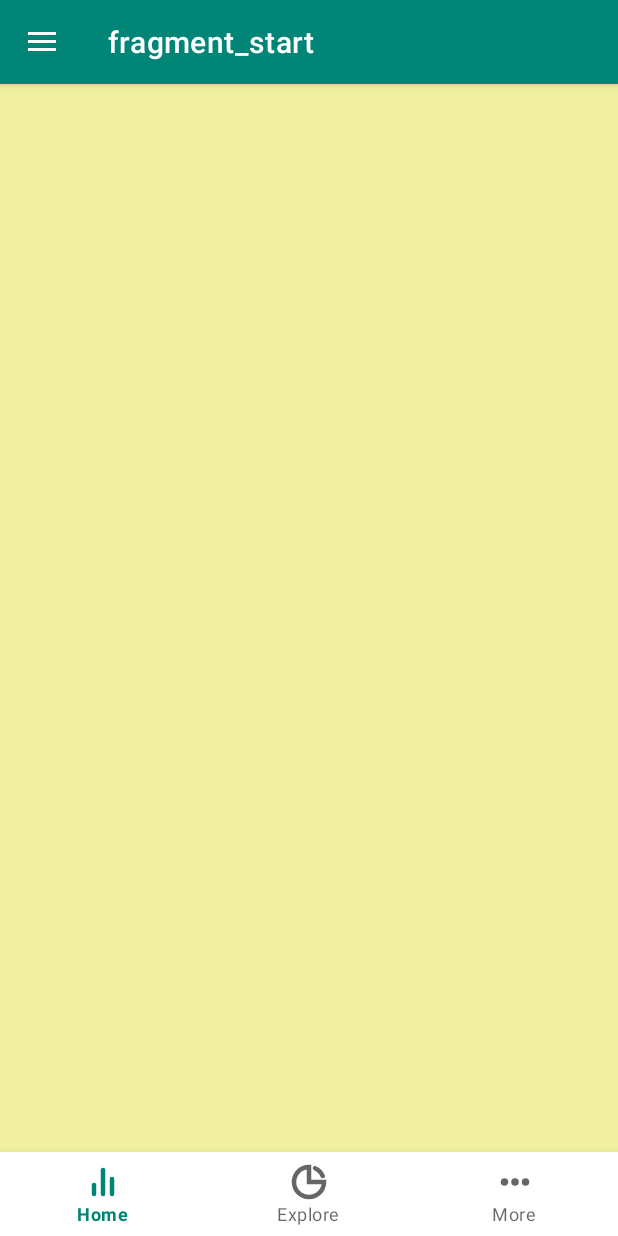
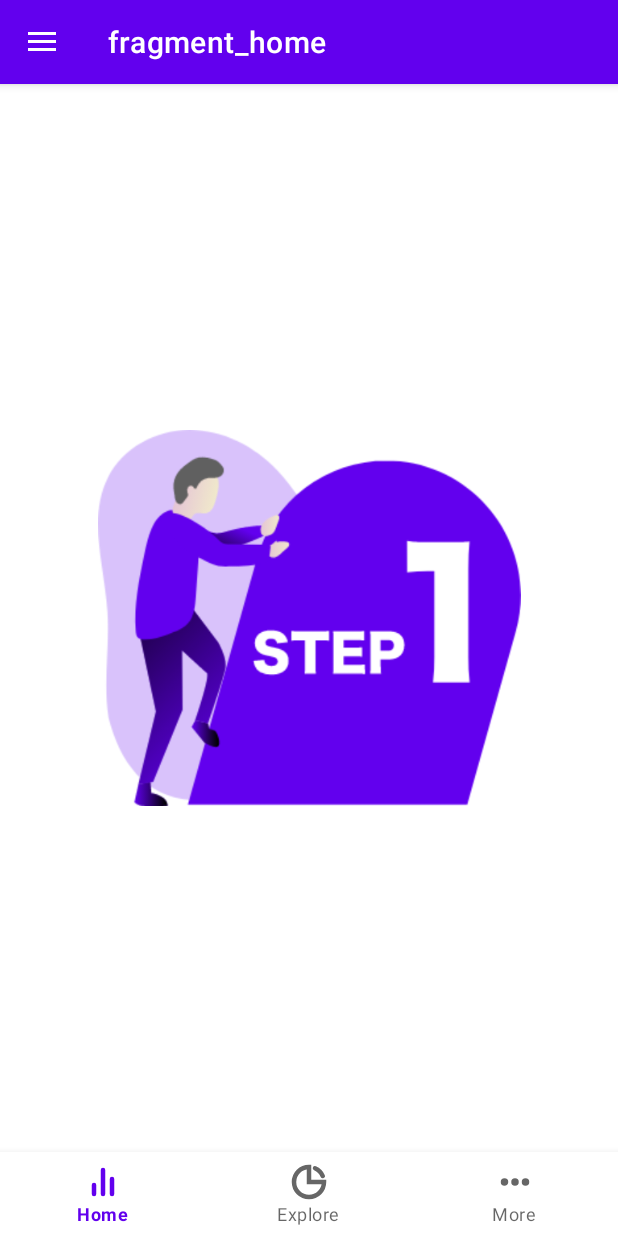
Before and after one commit to salauddin23shumon/NavigationComponentXmpl, an Android app: the screen it shows after launch (MainActivity), on a phone screen of 412 x 824 dp. Run offline under Robolectric (Android 15) with nearby library versions, the phone set to English and light mode, and no system bars; our stand-ins replace data binding, navigation-ui.

Commit message:
bug fixed

```diff
--- a/app/src/main/AndroidManifest.xml
+++ b/app/src/main/AndroidManifest.xml
@@ -1,7 +1,7 @@
 <?xml version="1.0" encoding="utf-8"?>
 <manifest xmlns:android="http://schemas.android.com/apk/res/android"
     xmlns:dist="http://schemas.android.com/apk/distribution"
-    package="com.mationStudios.navigationuisample">
+    package="com.sss.navigationuisample">
 
     <dist:module dist:instant="true" />
 
@@ -12,7 +12,7 @@
         android:roundIcon="@mipmap/ic_launcher_round"
         android:supportsRtl="true"
         android:theme="@style/AppTheme">
-        <activity android:name=".MainActivity">
+        <activity android:name="com.sss.navigationuisample.MainActivity">
             <intent-filter>
                 <action android:name="android.intent.action.MAIN" />
 
--- a/app/src/main/java/com/mationStudios/navigationuisample/MainActivity.java
+++ /dev/null
@@ -1,60 +0,0 @@
-package com.mationStudios.navigationuisample;
-
-import androidx.annotation.NonNull;
-import androidx.appcompat.app.AppCompatActivity;
-import androidx.databinding.DataBindingComponent;
-import androidx.databinding.DataBindingUtil;
-import androidx.drawerlayout.widget.DrawerLayout;
-import androidx.navigation.fragment.NavHostFragment;
-import androidx.navigation.ui.AppBarConfiguration;
-import androidx.navigation.ui.NavigationUI;
-
-import android.os.Bundle;
-import android.util.Log;
-import android.view.MenuItem;
-
-import com.google.android.material.bottomnavigation.BottomNavigationView;
-import com.google.android.material.navigation.NavigationView;
-import com.mationStudios.navigationuisample.databinding.ActivityMainBinding;
-
-public class MainActivity extends AppCompatActivity implements NavigationView.OnNavigationItemSelectedListener{
-
-    private static final String TAG = "MainActivity";
-    AppBarConfiguration appBarConfiguration;
-    ActivityMainBinding activityMainBinding;
-    private NavHostFragment navHostFragment;
-
-    @Override
-    protected void onCreate(Bundle savedInstanceState) {
-        super.onCreate(savedInstanceState);
-        activityMainBinding = DataBindingUtil.setContentView(this, R.layout.activity_main);
-        setUpNavigation();
-    }
-
-    public void setUpNavigation() {
-        navHostFragment = (NavHostFragment) getSupportFragmentManager()
-                .findFragmentById(R.id.nav_host_fragment);
-        NavigationUI.setupWithNavController(activityMainBinding.bttmNav,
-                navHostFragment.getNavController());
-        NavigationUI.setupWithNavController(activityMainBinding.navigationView, navHostFragment.getNavController());
-        NavigationUI.setupActionBarWithNavController(this, navHostFragment.getNavController(), activityMainBinding.drawerLayout);
-        activityMainBinding.navigationView.setNavigationItemSelectedListener(this);
-        appBarConfiguration = new AppBarConfiguration.Builder(navHostFragment.getNavController().getGraph())
-                .setDrawerLayout(activityMainBinding.drawerLayout)
-                .build();
-
-    }
-
-    @Override
-    public boolean onNavigationItemSelected(@NonNull MenuItem item) {
-        return false;
-    }
-
-    @Override
-    public void onBackPressed() {
-        int count=navHostFragment.getChildFragmentManager().getBackStackEntryCount();
-        Log.e(TAG, "onBackPressed: "+count );
-        super.onBackPressed();
-
-    }
-}
--- a/app/src/main/java/com/mationStudios/navigationuisample/Fragments/Explore.java
+++ b/app/src/main/java/com/sss/navigationuisample/Fragments/Explore.java
@@ -1,4 +1,4 @@
-package com.mationStudios.navigationuisample.Fragments;
+package com.sss.navigationuisample.Fragments;
 
 
 import android.os.Bundle;
@@ -9,7 +9,7 @@ import android.view.LayoutInflater;
 import android.view.View;
 import android.view.ViewGroup;
 
-import com.mationStudios.navigationuisample.R;
+import com.sss.navigationuisample.R;
 
 /**
  * A simple {@link Fragment} subclass.
--- a/app/src/main/java/com/mationStudios/navigationuisample/Fragments/Home.java
+++ b/app/src/main/java/com/sss/navigationuisample/Fragments/Home.java
@@ -1,4 +1,4 @@
-package com.mationStudios.navigationuisample.Fragments;
+package com.sss.navigationuisample.Fragments;
 
 
 import android.os.Bundle;
@@ -9,7 +9,7 @@ import android.view.LayoutInflater;
 import android.view.View;
 import android.view.ViewGroup;
 
-import com.mationStudios.navigationuisample.R;
+import com.sss.navigationuisample.R;
 
 /**
  * A simple {@link Fragment} subclass.
--- a/app/src/main/java/com/mationStudios/navigationuisample/Fragments/More.java
+++ b/app/src/main/java/com/sss/navigationuisample/Fragments/More.java
@@ -1,4 +1,4 @@
-package com.mationStudios.navigationuisample.Fragments;
+package com.sss.navigationuisample.Fragments;
 
 
 import android.os.Bundle;
@@ -9,7 +9,7 @@ import android.view.LayoutInflater;
 import android.view.View;
 import android.view.ViewGroup;
 
-import com.mationStudios.navigationuisample.R;
+import com.sss.navigationuisample.R;
 
 /**
  * A simple {@link Fragment} subclass.
--- a/app/src/main/java/com/mationStudios/navigationuisample/Fragments/StartFragment.java
+++ b/app/src/main/java/com/sss/navigationuisample/Fragments/StartFragment.java
@@ -1,14 +1,23 @@
-package com.mationStudios.navigationuisample.Fragments;
+package com.sss.navigationuisample.Fragments;
 
+import android.content.Context;
 import android.os.Bundle;
 
+import androidx.annotation.NonNull;
+import androidx.annotation.Nullable;
+import androidx.appcompat.app.AppCompatActivity;
 import androidx.fragment.app.Fragment;
+import androidx.navigation.NavController;
+import androidx.navigation.Navigation;
 
+import android.os.Handler;
+import android.os.Looper;
 import android.view.LayoutInflater;
 import android.view.View;
 import android.view.ViewGroup;
 
-import com.mationStudios.navigationuisample.R;
+import com.sss.navigationuisample.R;
+import com.sss.navigationuisample.extras.ChangeHomeScreenListener;
 
 /**
  * A simple {@link Fragment} subclass.
@@ -25,9 +34,17 @@ public class StartFragment extends Fragment {
     // TODO: Rename and change types of parameters
     private String mParam1;
     private String mParam2;
+    private Context context;
 
     public StartFragment() {
         // Required empty public constructor
+    }
+
+
+    @Override
+    public void onAttach(@NonNull Context context) {
+        super.onAttach(context);
+        this.context=context;
     }
 
     /**
@@ -63,4 +80,33 @@ public class StartFragment extends Fragment {
         // Inflate the layout for this fragment
         return inflater.inflate(R.layout.fragment_start, container, false);
     }
+
+    @Override
+    public void onViewCreated(@NonNull View view, @Nullable Bundle savedInstanceState) {
+        super.onViewCreated(view, savedInstanceState);
+        final NavController navController = Navigation.findNavController(view);
+
+
+        new Handler(Looper.getMainLooper()).postDelayed(new Runnable() {
+            @Override
+            public void run() {
+
+
+                navController.navigate(R.id.action_startFragment_to_home);
+                ((ChangeHomeScreenListener)context).onHomeChange(R.id.home);
+
+            }
+        }, 2000);
+    }
+
+    @Override
+    public void onResume() {
+        super.onResume();
+        ((AppCompatActivity)getActivity()).getSupportActionBar().hide();
+    }
+    @Override
+    public void onStop() {
+        super.onStop();
+        ((AppCompatActivity)getActivity()).getSupportActionBar().show();
+    }
 }
--- /dev/null
+++ b/app/src/main/java/com/sss/navigationuisample/MainActivity.java
@@ -0,0 +1,89 @@
+package com.sss.navigationuisample;
+
+import androidx.appcompat.app.AppCompatActivity;
+import androidx.databinding.DataBindingUtil;
+import androidx.navigation.NavController;
+import androidx.navigation.NavGraph;
+import androidx.navigation.Navigation;
+import androidx.navigation.fragment.NavHostFragment;
+import androidx.navigation.ui.AppBarConfiguration;
+import androidx.navigation.ui.NavigationUI;
+
+import android.os.Bundle;
+import android.view.View;
+
+import com.sss.navigationuisample.databinding.ActivityMainBinding;
+import com.sss.navigationuisample.extras.ChangeHomeScreenListener;
+
+public class MainActivity extends AppCompatActivity implements ChangeHomeScreenListener {
+
+    private static final String TAG = "MainActivity";
+    private AppBarConfiguration appBarConfiguration;
+    private ActivityMainBinding activityMainBinding;
+    private NavHostFragment navHostFragment;
+    private NavController navController;
+
+    @Override
+    protected void onCreate(Bundle savedInstanceState) {
+        super.onCreate(savedInstanceState);
+        activityMainBinding = DataBindingUtil.setContentView(this, R.layout.activity_main);
+        setSupportActionBar(activityMainBinding.myToolbar);
+
+        setUpNavigation();
+
+    }
+
+    public void setUpNavigation() {
+        navHostFragment = (NavHostFragment) getSupportFragmentManager().findFragmentById(R.id.nav_host_fragment);
+        NavigationUI.setupWithNavController(activityMainBinding.bottomNav, navHostFragment.getNavController());
+
+        navController = Navigation.findNavController(this, R.id.nav_host_fragment);
+
+
+        /** enable this portion when there is no splash**/
+//        appBarConfiguration = new AppBarConfiguration.Builder(R.id.home, R.id.explore, R.id.more)
+//                .setDrawerLayout(activityMainBinding.drawerLayout)
+//                .build();
+//        NavigationUI.setupActionBarWithNavController(this, navController, appBarConfiguration);
+//        NavigationUI.setupWithNavController(activityMainBinding.navigationView, navController);
+
+    }
+
+    @Override
+    public boolean onSupportNavigateUp() {
+        /** nav drawer with backBtn step-1**/
+//        return NavigationUI.navigateUp(navController, activityMainBinding.drawerLayout);
+
+        /**nav drawer with no backBtn step-2**/
+        return NavigationUI.navigateUp(navController, appBarConfiguration) || super.onSupportNavigateUp();
+    }
+
+    @Override
+    public void onBackPressed() {
+//        int count=navHostFragment.getChildFragmentManager().getBackStackEntryCount();
+//        Log.e(TAG, "onBackPressed: "+count );
+        super.onBackPressed();
+
+    }
+
+    @Override
+    public void onHomeChange(int fragmentId) {
+        activityMainBinding.bottomNav.setVisibility(View.VISIBLE);
+        NavGraph navGraph = navController.getNavInflater().inflate(R.navigation.nav_graph);
+        navGraph.setStartDestination(R.id.home);
+        navController.setGraph(navGraph);
+
+        /** nav drawer with backBtn step-2**/
+//        appBarConfiguration = new AppBarConfiguration.Builder(navGraph)
+//                .setOpenableLayout(activityMainBinding.drawerLayout)
+//                .build();
+
+        /** nav drawer with no backBtn step-2**/
+        appBarConfiguration = new AppBarConfiguration.Builder(R.id.home, R.id.explore, R.id.more)
+                .setOpenableLayout(activityMainBinding.drawerLayout)
+                .build();
+
+        NavigationUI.setupActionBarWithNavController(this, navHostFragment.getNavController(), appBarConfiguration);
+        NavigationUI.setupWithNavController(activityMainBinding.navigationView, navHostFragment.getNavController());
+    }
+}
--- /dev/null
+++ b/app/src/main/java/com/sss/navigationuisample/extras/ChangeHomeScreenListener.java
@@ -0,0 +1,5 @@
+package com.sss.navigationuisample.extras;
+
+public interface ChangeHomeScreenListener {
+    void onHomeChange(int fragmentId);
+}
--- a/app/src/main/res/layout/activity_main.xml
+++ b/app/src/main/res/layout/activity_main.xml
@@ -14,6 +14,16 @@
         <RelativeLayout
             android:layout_width="match_parent"
             android:layout_height="match_parent">
+
+            <androidx.appcompat.widget.Toolbar
+                android:id="@+id/myToolbar"
+                android:layout_width="match_parent"
+                android:layout_height="?attr/actionBarSize"
+                android:background="@color/colorPrimary"
+                android:theme="@style/ThemeOverlay.AppCompat.Dark.ActionBar"
+                app:popupTheme="@style/ThemeOverlay.AppCompat.Light"
+                android:elevation="4dp"/>
+
             <fragment
                 android:id="@+id/nav_host_fragment"
                 android:name="androidx.navigation.fragment.NavHostFragment"
@@ -24,11 +34,13 @@
 
 
             <com.google.android.material.bottomnavigation.BottomNavigationView
-                android:id="@+id/bttm_nav"
+                android:id="@+id/bottom_nav"
                 android:layout_width="match_parent"
                 android:layout_height="wrap_content"
                 android:layout_alignParentBottom="true"
-                app:menu="@menu/bottom_menu_nav" />
+                app:menu="@menu/bottom_menu_nav"
+                android:visibility="gone"/>
+
         </RelativeLayout>
 
         <com.google.android.material.navigation.NavigationView
@@ -38,7 +50,7 @@
             android:layout_gravity="start"
             app:itemIconTint="@color/colorPrimary"
             app:headerLayout="@layout/nav_header"
-            app:menu="@menu/bottom_menu_nav"/>
+            app:menu="@menu/bottom_menu_nav" />
 
 
 
--- a/app/src/main/res/navigation/nav_graph.xml
+++ b/app/src/main/res/navigation/nav_graph.xml
@@ -7,26 +7,26 @@
 
     <fragment
         android:id="@+id/home"
-        android:name="com.mationStudios.navigationuisample.Fragments.Home"
+        android:name="com.sss.navigationuisample.Fragments.Home"
         android:label="fragment_home"
         tools:layout="@layout/fragment_home" >
 
     </fragment>
     <fragment
         android:id="@+id/explore"
-        android:name="com.mationStudios.navigationuisample.Fragments.Explore"
+        android:name="com.sss.navigationuisample.Fragments.Explore"
         android:label="fragment_explore"
         tools:layout="@layout/fragment_explore" >
 
     </fragment>
     <fragment
         android:id="@+id/more"
-        android:name="com.mationStudios.navigationuisample.Fragments.More"
+        android:name="com.sss.navigationuisample.Fragments.More"
         android:label="fragment_more"
         tools:layout="@layout/fragment_more" />
     <fragment
         android:id="@+id/startFragment"
-        android:name="com.mationStudios.navigationuisample.Fragments.StartFragment"
+        android:name="com.sss.navigationuisample.Fragments.StartFragment"
         android:label="fragment_start"
         tools:layout="@layout/fragment_start" >
         <action
--- a/app/src/main/res/values/colors.xml
+++ b/app/src/main/res/values/colors.xml
@@ -1,7 +1,7 @@
 <?xml version="1.0" encoding="utf-8"?>
 <resources>
-    <color name="colorPrimary">#008577</color>
-    <color name="colorPrimaryDark">#00574B</color>
-    <color name="colorAccent">#6200EE</color>
+    <color name="colorPrimary">#6200EE</color>
+    <color name="colorPrimaryDark">#570014</color>
+    <color name="colorAccent">#EF31EC</color>
     <color name="white">#fff</color>
 </resources>
--- a/app/src/main/res/values/styles.xml
+++ b/app/src/main/res/values/styles.xml
@@ -1,13 +1,15 @@
 <resources>
 
     <!-- Base application theme. -->
-    <style name="AppTheme" parent="Theme.MaterialComponents.Light.DarkActionBar">
+    <style name="AppTheme" parent="Theme.MaterialComponents.Light.NoActionBar">
         <!-- Customize your theme here. -->
         <item name="colorPrimary">@color/colorPrimary</item>
         <item name="colorPrimaryDark">@color/colorPrimaryDark</item>
         <item name="colorAccent">@color/colorAccent</item>
         <item name="android:windowLightStatusBar">true</item>
         <item name="android:statusBarColor">@color/white</item>
+        <item name="windowActionBar">false</item>
+        <item name="windowNoTitle">true</item>
     </style>
 
 </resources>
```
Also changed, not shown: app/build.gradle (+14 -13 lines), app/src/main/res/layout/fragment_start.xml (+10 -2 lines), 4 other files.
